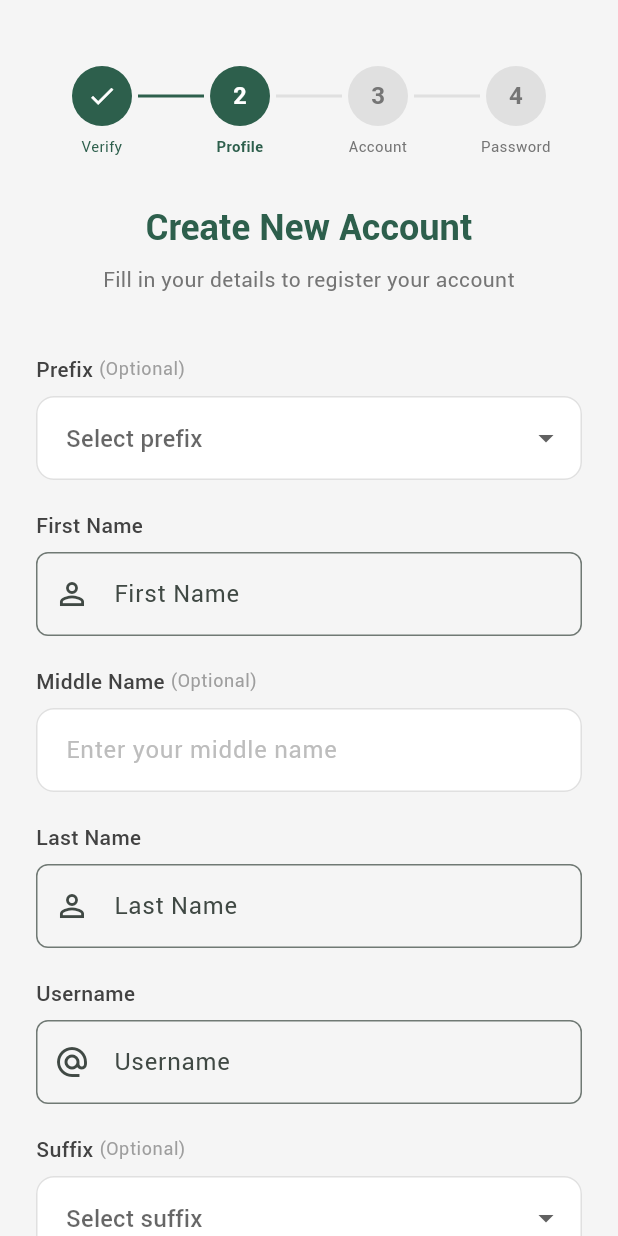
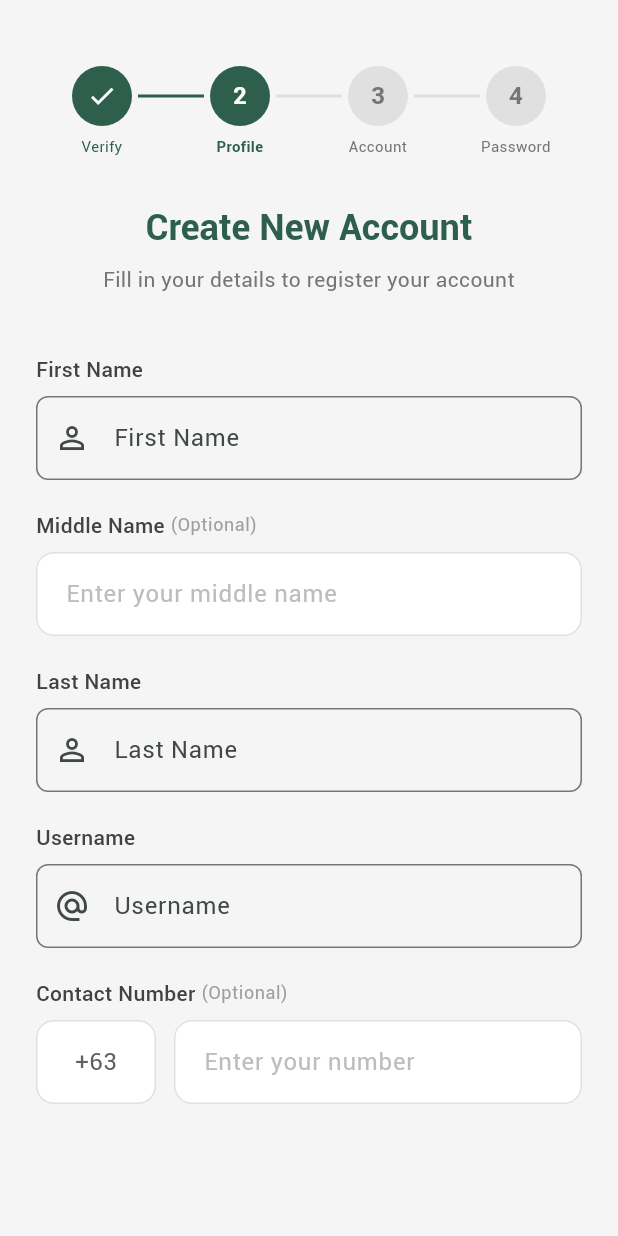
Before and after one commit to MASH-Mushroom-Automation/MASH-Grower-Mobile, a Flutter app: the ProfileSetupPage screen opened directly with empty values, on a phone screen of 412 x 824 dp. Run offline on Flutter 3.47's test engine with Material 3 defaults, Android fonts, the phone set to English and light mode, and no system bars; our stand-ins replace connectivity_plus, dio, equatable, firebase_auth, firebase_core, firebase_messaging and 7 more; accounts and stored records are empty; project files that could hold a hidden picture were left out.

Commit message:
Removed Prefix and Suffix

```diff
--- /dev/null
+++ b/devtools_options.yaml
@@ -0,0 +1,3 @@
+description: This file stores settings for Dart & Flutter DevTools.
+documentation: https://docs.flutter.dev/tools/devtools/extensions#configure-extension-enablement-states
+extensions:
--- a/lib/presentation/screens/auth/registration_pages/profile_setup_page.dart
+++ b/lib/presentation/screens/auth/registration_pages/profile_setup_page.dart
@@ -28,10 +28,7 @@
   final _lastNameController = TextEditingController();
   final _usernameController = TextEditingController();
   final _contactNumberController = TextEditingController();
-  final List<String> _prefixOptions = ['Mr.', 'Ms.', 'Mrs.', 'Dr.', 'Engr.', 'Prof.'];
-  final List<String> _suffixOptions = ['Jr.', 'Sr.', 'III', 'IV', 'PhD', 'MD'];
-  String? _selectedPrefix;
-  String? _selectedSuffix;
+
 
   @override
   void initState() {
@@ -39,13 +36,12 @@
     // Load existing data from provider
     WidgetsBinding.instance.addPostFrameCallback((_) {
       final provider = context.read<RegistrationProvider>();
-      _selectedPrefix = provider.prefix.isNotEmpty ? provider.prefix : null;
       _firstNameController.text = provider.firstName;
       _middleNameController.text = provider.middleName;
       _lastNameController.text = provider.lastName;
       _usernameController.text = provider.username;
       _contactNumberController.text = provider.contactNumber;
-      _selectedSuffix = provider.suffix.isNotEmpty ? provider.suffix : null;
+
     });
   }
 
@@ -63,12 +59,10 @@
     if (!_formKey.currentState!.validate()) return;
 
     final provider = context.read<RegistrationProvider>();
-    provider.setPrefix(_selectedPrefix ?? '');
     provider.setFirstName(_firstNameController.text.trim());
     provider.setMiddleName(_middleNameController.text.trim());
     provider.setLastName(_lastNameController.text.trim());
     provider.setUsername(_usernameController.text.trim());
-    provider.setSuffix(_selectedSuffix ?? '');
     provider.setContactNumber(_contactNumberController.text.trim());
 
     widget.onNext();
@@ -117,63 +111,7 @@
 
               const SizedBox(height: 40),
 
-              // Prefix
-              Row(
-                children: [
-                  Text(
-                    'Prefix',
-                    style: Theme.of(context).textTheme.bodyMedium?.copyWith(
-                          fontWeight: FontWeight.w500,
-                          color: Colors.grey.shade800,
-                        ),
-                  ),
-                  const SizedBox(width: 4),
-                  Text(
-                    '(Optional)',
-                    style: Theme.of(context).textTheme.bodySmall?.copyWith(
-                          color: Colors.grey.shade500,
-                        ),
-                  ),
-                ],
-              ),
-              const SizedBox(height: 8),
-              DropdownButtonFormField<String>(
-                value: _selectedPrefix,
-                decoration: InputDecoration(
-                  hintText: 'Select prefix',
-                  hintStyle: TextStyle(color: Colors.grey.shade400),
-                  filled: true,
-                  fillColor: Colors.white,
-                  border: OutlineInputBorder(
-                    borderRadius: BorderRadius.circular(12),
-                    borderSide: BorderSide(color: Colors.grey.shade300),
-                  ),
-                  enabledBorder: OutlineInputBorder(
-                    borderRadius: BorderRadius.circular(12),
-                    borderSide: BorderSide(color: Colors.grey.shade300),
-                  ),
-                  focusedBorder: OutlineInputBorder(
-                    borderRadius: BorderRadius.circular(12),
-                    borderSide: const BorderSide(color: Color(0xFF2D5F4C), width: 2),
-                  ),
-                  contentPadding: const EdgeInsets.symmetric(horizontal: 16, vertical: 16),
-                ),
-                items: _prefixOptions
-                    .map(
-                      (prefix) => DropdownMenuItem(
-                        value: prefix,
-                        child: Text(prefix),
-                      ),
-                    )
-                    .toList(),
-                onChanged: (value) {
-                  setState(() {
-                    _selectedPrefix = value;
-                  });
-                },
-              ),
 
-              const SizedBox(height: 20),
 
               // First Name
               Text(
@@ -289,63 +227,7 @@
 
               const SizedBox(height: 20),
 
-              // Suffix
-              Row(
-                children: [
-                  Text(
-                    'Suffix',
-                    style: Theme.of(context).textTheme.bodyMedium?.copyWith(
-                          fontWeight: FontWeight.w500,
-                          color: Colors.grey.shade800,
-                        ),
-                  ),
-                  const SizedBox(width: 4),
-                  Text(
-                    '(Optional)',
-                    style: Theme.of(context).textTheme.bodySmall?.copyWith(
-                          color: Colors.grey.shade500,
-                        ),
-                  ),
-                ],
-              ),
-              const SizedBox(height: 8),
-              DropdownButtonFormField<String>(
-                value: _selectedSuffix,
-                decoration: InputDecoration(
-                  hintText: 'Select suffix',
-                  hintStyle: TextStyle(color: Colors.grey.shade400),
-                  filled: true,
-                  fillColor: Colors.white,
-                  border: OutlineInputBorder(
-                    borderRadius: BorderRadius.circular(12),
-                    borderSide: BorderSide(color: Colors.grey.shade300),
-                  ),
-                  enabledBorder: OutlineInputBorder(
-                    borderRadius: BorderRadius.circular(12),
-                    borderSide: BorderSide(color: Colors.grey.shade300),
-                  ),
-                  focusedBorder: OutlineInputBorder(
-                    borderRadius: BorderRadius.circular(12),
-                    borderSide: const BorderSide(color: Color(0xFF2D5F4C), width: 2),
-                  ),
-                  contentPadding: const EdgeInsets.symmetric(horizontal: 16, vertical: 16),
-                ),
-                items: _suffixOptions
-                    .map(
-                      (suffix) => DropdownMenuItem(
-                        value: suffix,
-                        child: Text(suffix),
-                      ),
-                    )
-                    .toList(),
-                onChanged: (value) {
-                  setState(() {
-                    _selectedSuffix = value;
-                  });
-                },
-              ),
 
-              const SizedBox(height: 20),
 
               // Contact Number
               Row(
```
